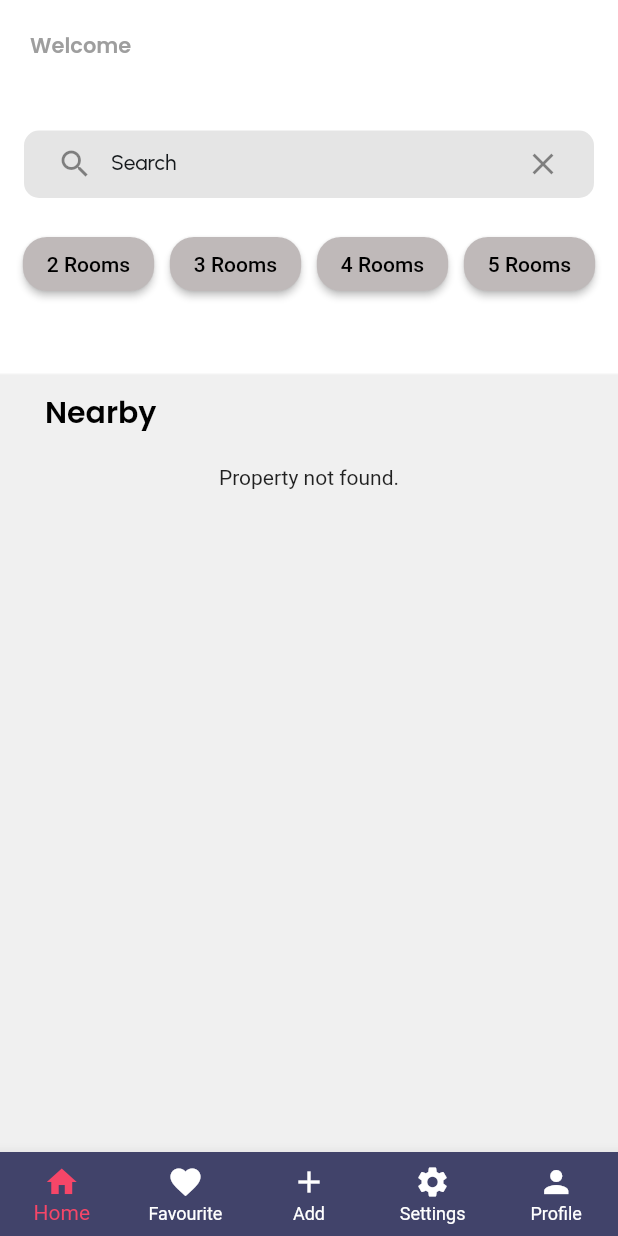
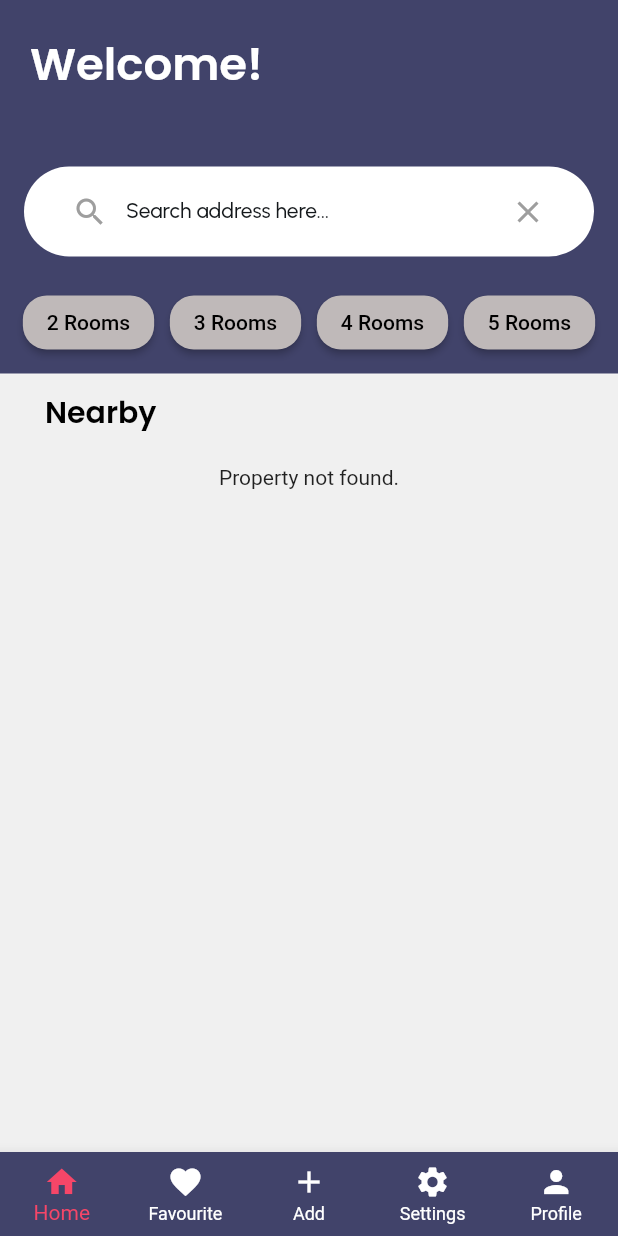
Before and after one commit to qtxbryan/onezero, a Flutter app: the HomePage screen opened directly, on a phone screen of 412 x 824 dp. Run offline on Flutter 3.47's test engine with Material 2 defaults, Android fonts, the phone set to English and light mode, and no system bars; our stand-ins replace auto_size_text, badges, cloud_firestore, expandable, file_picker, firebase_auth and 11 more; missing offline and left inert: flutter_number_picker; accounts and stored records are empty.

Commit message:
feat: landing page UI

```diff
--- a/lib/components/filter_button.dart
+++ b/lib/components/filter_button.dart
@@ -14,8 +14,9 @@ class FilterButton extends StatelessWidget {
     return ElevatedButton(
       onPressed: onPressed,
       style: ElevatedButton.styleFrom(
-        backgroundColor:
-            isActive ? Color(0xFF41436A) : Color.fromRGBO(191, 185, 185, 100),
+        backgroundColor: isActive
+            ? Color.fromRGBO(246, 70, 104, 100)
+            : Color.fromRGBO(191, 185, 185, 100),
         shape: RoundedRectangleBorder(
           borderRadius: BorderRadius.circular(16),
         ),
--- a/lib/pages/new_landing_6-4.dart
+++ b/lib/pages/new_landing_6-4.dart
@@ -158,7 +158,7 @@ class _HomePageState extends State<HomePage>
                 width: double.infinity,
                 height: 250.0,
                 decoration: BoxDecoration(
-                  color: Colors.white,
+                  color: Color.fromRGBO(65, 67, 106, 1.0),
                 ),
                 child: Container(
                   decoration: BoxDecoration(
@@ -184,14 +184,15 @@ class _HomePageState extends State<HomePage>
                                 crossAxisAlignment: CrossAxisAlignment.start,
                                 children: [
                                   Text(
-                                    'Welcome',
+                                    'Welcome!',
                                     style: FlutterFlowTheme.of(context)
                                         .title1
                                         .override(
                                           fontFamily: 'Poppins',
-                                          color: Colors.grey,
-                                          fontSize: 14.0,
+                                          color: Colors.white,
+                                          fontSize: 30.0,
                                         ),
+                                    textAlign: TextAlign.center,
                                   ),
                                   Text(
                                     user!.email!,
@@ -199,8 +200,7 @@ class _HomePageState extends State<HomePage>
                                         .title1
                                         .override(
                                           fontFamily: 'Poppins',
-                                          color: FlutterFlowTheme.of(context)
-                                              .backgroundComponents,
+                                          color: Color(0xFF909090),
                                           fontSize: 20.0,
                                           fontWeight: FontWeight.bold,
                                         ),
@@ -216,18 +216,19 @@ class _HomePageState extends State<HomePage>
                             16.0, 16.0, 16.0, 0.0),
                         child: Container(
                           width: double.infinity,
-                          height: 45.0,
+                          height: 60.0,
                           decoration: BoxDecoration(
-                            color: Color(0xFFE5E5E5),
-                            borderRadius: BorderRadius.circular(10.0),
+                            color: Colors.white,
+                            borderRadius: BorderRadius.circular(40.0),
                           ),
                           alignment: AlignmentDirectional(0.0, 0.0),
                           child: Align(
                             alignment: AlignmentDirectional(0.0, 0.0),
                             child: Padding(
                               padding: EdgeInsetsDirectional.fromSTEB(
-                                  10.0, 0.0, 10.0, 0.0),
+                                  20.0, 0.0, 20.0, 0.0),
                               child: TextFormField(
+                                textAlign: TextAlign.left,
                                 controller: _searchController,
                                 onChanged: (value) {
                                   setState(() {
@@ -236,9 +237,11 @@ class _HomePageState extends State<HomePage>
                                 },
                                 obscureText: false,
                                 decoration: InputDecoration(
-                                    hintText: 'Search',
+                                  hintText: 'Search address here...',
                                   hintStyle:
                                       FlutterFlowTheme.of(context).bodyText2,
+                                  contentPadding: EdgeInsets.symmetric(
+                                      vertical: 16.0), // Vertical alignment
                                   enabledBorder: UnderlineInputBorder(
                                     borderSide: BorderSide(
                                       color: Color(0x00000000),
@@ -281,16 +284,22 @@ class _HomePageState extends State<HomePage>
                                   ),
                                   prefixIcon: Icon(
                                     Icons.search,
+                                    color: Colors
+                                        .grey, // Set the color of the search icon
                                   ),
                                   suffixIcon: IconButton(
-                                      icon: Icon(Icons.clear),
+                                    icon: Icon(Icons.clear,
+                                        color: Colors
+                                            .grey), // Set the color of the clear icon
                                     onPressed: () {
                                       _searchController.clear();
                                       setState(() {
                                         _searchText = '';
                                       });
                                     },
-                                    )),
+                                  ),
+                                  // Set the content padding to vertically align the hint text
+                                ),
                                 style: FlutterFlowTheme.of(context).bodyText1,
                               ),
                             ),
```
Lines whose indentation alone changed are shown as unchanged.
